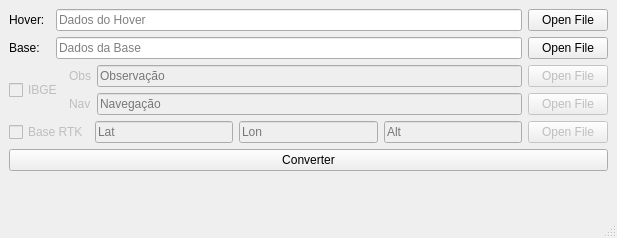
This is app/rtkuser-qt/src/window.ui in patrickelectric/RTKLIB as Qt 5 draws it before an edit. The edited form follows.
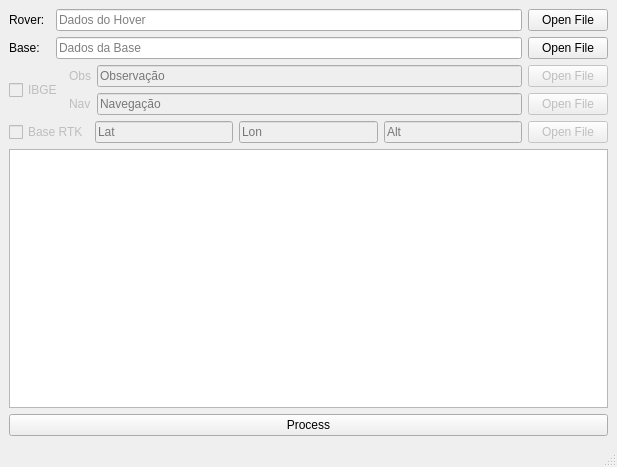
This is the edited form. Icons and pictures are not drawn.

What changed in the file:
```diff
--- a/app/rtkuser-qt/src/window.ui
+++ b/app/rtkuser-qt/src/window.ui
@@ -7,7 +7,7 @@
     <x>0</x>
     <y>0</y>
     <width>617</width>
-    <height>238</height>
+    <height>467</height>
    </rect>
   </property>
   <property name="windowTitle">
@@ -26,7 +26,7 @@
         <item row="0" column="0">
          <widget class="QLabel" name="label">
           <property name="text">
-           <string>Hover:</string>
+           <string>Rover:</string>
           </property>
          </widget>
         </item>
@@ -209,25 +209,15 @@
        </layout>
       </item>
       <item>
-       <widget class="QPushButton" name="Process">
+       <widget class="QTextEdit" name="output"/>
+      </item>
+      <item>
+       <widget class="QPushButton" name="processButton">
         <property name="text">
-         <string>Converter</string>
+         <string>Process</string>
         </property>
        </widget>
       </item>
-      <item>
-       <spacer name="verticalSpacer">
-        <property name="orientation">
-         <enum>Qt::Vertical</enum>
-        </property>
-        <property name="sizeHint" stdset="0">
-         <size>
-          <width>20</width>
-          <height>40</height>
-         </size>
-        </property>
-       </spacer>
-      </item>
      </layout>
     </item>
    </layout>
```
